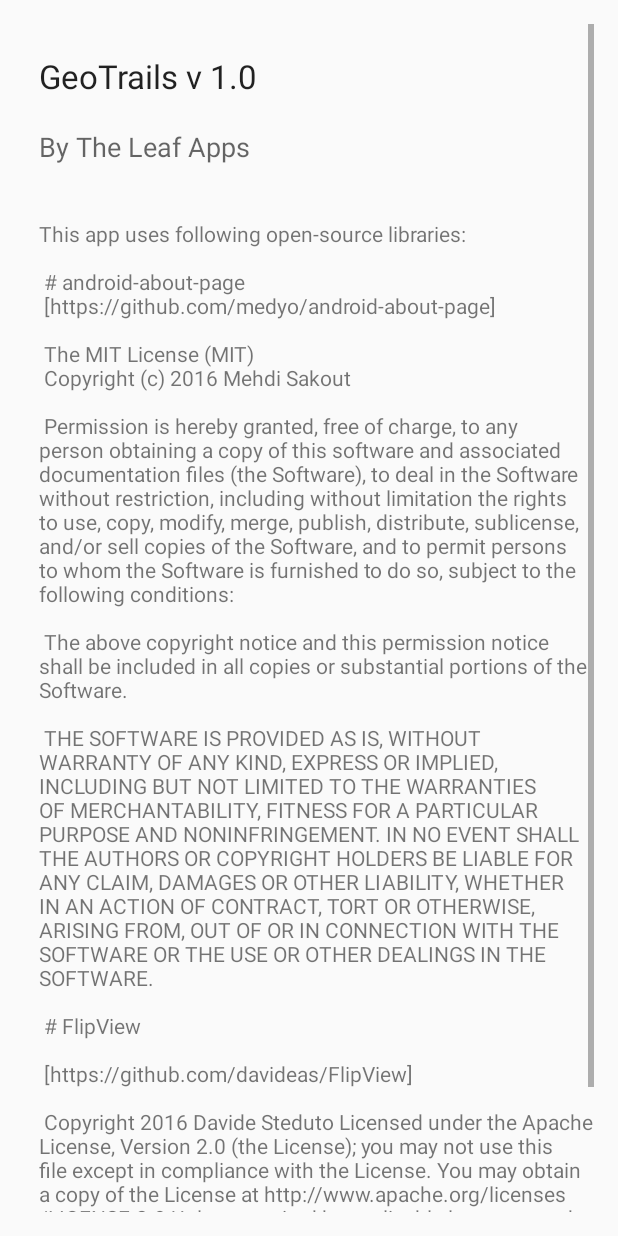
After one commit to thatsabhi22/geotrails, an Android app: the CreditsActivity screen opened directly, with no data from a screen before it, on a phone screen of 412 x 824 dp. The commit adds this screen. Run offline under Robolectric (Android 15) with nearby library versions, the phone set to English and light mode, and no system bars.

Commit message:
Added Credits activity Removed unused imports

```diff
--- a/app/src/main/AndroidManifest.xml
+++ b/app/src/main/AndroidManifest.xml
@@ -50,12 +50,12 @@
                 android:value="com.theleafapps.pro.geotrails.ui.AddDataActivity" />
         </activity>
         <activity android:name=".ui.LoadingActivity" />
-        <activity android:name=".ui.AboutUsActivity"></activity>
+        <activity android:name=".ui.AboutUsActivity" />
 
         <!--
         Optionally, register AnalyticsReceiver and AnalyticsService to support background
         dispatching on non-Google Play devices
-      -->
+        -->
         <receiver
             android:name="com.google.android.gms.analytics.AnalyticsReceiver"
             android:enabled="true">
@@ -82,6 +82,8 @@
         </receiver>
 
         <service android:name="com.google.android.gms.analytics.CampaignTrackingService" />
+
+        <activity android:name=".ui.CreditsActivity"></activity>
     </application>
 
 </manifest>
--- a/app/src/main/java/com/theleafapps/pro/geotrails/adapters/LocationListAdapter.java
+++ b/app/src/main/java/com/theleafapps/pro/geotrails/adapters/LocationListAdapter.java
@@ -17,7 +17,6 @@ import android.view.View;
 import android.view.ViewGroup;
 import android.widget.ImageView;
 import android.widget.TextView;
-import android.widget.Toast;
 
 import com.android.volley.toolbox.ImageLoader;
 import com.theleafapps.pro.geotrails.R;
@@ -27,7 +26,6 @@ import com.theleafapps.pro.geotrails.models.multiples.Marks;
 import com.theleafapps.pro.geotrails.tasks.UpdateMarkerIsStarTask;
 import com.theleafapps.pro.geotrails.ui.HomeActivity;
 import com.theleafapps.pro.geotrails.ui.LocationListActivity;
-import com.theleafapps.pro.geotrails.utils.Commons;
 import com.theleafapps.pro.geotrails.utils.DbHelper;
 import com.theleafapps.pro.geotrails.utils.MySingleton;
 
--- a/app/src/main/java/com/theleafapps/pro/geotrails/ui/AuthActivity.java
+++ b/app/src/main/java/com/theleafapps/pro/geotrails/ui/AuthActivity.java
@@ -1,19 +1,15 @@
 package com.theleafapps.pro.geotrails.ui;
 
 import android.content.Context;
-import android.content.DialogInterface;
 import android.content.Intent;
 import android.content.SharedPreferences;
 import android.database.Cursor;
 import android.database.sqlite.SQLiteDatabase;
 import android.database.sqlite.SQLiteStatement;
-import android.net.Uri;
 import android.os.Build;
 import android.provider.Settings;
-import android.support.v7.app.AlertDialog;
 import android.support.v7.app.AppCompatActivity;
 import android.os.Bundle;
-import android.text.TextUtils;
 import android.util.Log;
 import android.view.View;
 import android.widget.ImageButton;
--- /dev/null
+++ b/app/src/main/java/com/theleafapps/pro/geotrails/ui/CreditsActivity.java
@@ -0,0 +1,15 @@
+package com.theleafapps.pro.geotrails.ui;
+
+import android.support.v7.app.AppCompatActivity;
+import android.os.Bundle;
+
+import com.theleafapps.pro.geotrails.R;
+
+public class CreditsActivity extends AppCompatActivity {
+
+    @Override
+    protected void onCreate(Bundle savedInstanceState) {
+        super.onCreate(savedInstanceState);
+        setContentView(R.layout.activity_credits);
+    }
+}
--- a/app/src/main/java/com/theleafapps/pro/geotrails/ui/HomeActivity.java
+++ b/app/src/main/java/com/theleafapps/pro/geotrails/ui/HomeActivity.java
@@ -51,7 +51,7 @@ public class HomeActivity extends FragmentActivity implements OnMapReadyCallback
     LocationManager locationManager;
     String provider;
     ImageView mark_location_button,list_button,logo_text;
-    TextView about_us_tv;
+    TextView about_us_tv,credits_tv;
     String multiMarker;
 
     @Override
@@ -66,11 +66,13 @@ public class HomeActivity extends FragmentActivity implements OnMapReadyCallback
         list_button          = (ImageView) findViewById(R.id.list_button);
         logo_text            = (ImageView) findViewById(R.id.logo_text);
         about_us_tv          = (TextView) findViewById(R.id.about_us);
+        credits_tv           = (TextView) findViewById(R.id.credits);
 
         mark_location_button.bringToFront();
         list_button.bringToFront();
         about_us_tv.bringToFront();
         logo_text.bringToFront();
+        credits_tv.bringToFront();
 
         // Obtain the SupportMapFragment and get notified when the map is ready to be used.
         SupportMapFragment mapFragment = (SupportMapFragment) getSupportFragmentManager()
@@ -108,6 +110,14 @@ public class HomeActivity extends FragmentActivity implements OnMapReadyCallback
             @Override
             public void onClick(View view) {
                 intent = new Intent(HomeActivity.this,AboutUsActivity.class);
+                startActivity(intent);
+            }
+        });
+
+        credits_tv.setOnClickListener(new View.OnClickListener() {
+            @Override
+            public void onClick(View view) {
+                intent = new Intent(HomeActivity.this,CreditsActivity.class);
                 startActivity(intent);
             }
         });
--- /dev/null
+++ b/app/src/main/res/layout/activity_credits.xml
@@ -0,0 +1,55 @@
+<?xml version="1.0" encoding="utf-8"?>
+<RelativeLayout xmlns:android="http://schemas.android.com/apk/res/android"
+    xmlns:tools="http://schemas.android.com/tools"
+    android:layout_width="match_parent"
+    android:layout_height="match_parent"
+    android:paddingBottom="@dimen/activity_vertical_margin"
+    android:paddingLeft="@dimen/activity_horizontal_margin"
+    android:paddingRight="@dimen/activity_horizontal_margin"
+    android:paddingTop="@dimen/activity_vertical_margin"
+    tools:context="com.theleafapps.pro.geotrails.ui.CreditsActivity">
+
+    <ScrollView
+        android:layout_width="match_parent"
+        android:layout_height="match_parent">
+
+        <RelativeLayout
+            android:layout_width="match_parent"
+            android:layout_height="match_parent">
+            <TextView
+                android:layout_width="wrap_content"
+                android:layout_height="wrap_content"
+                android:textAppearance="?android:attr/textAppearanceLarge"
+                android:text="GeoTrails v 1.0"
+                android:id="@+id/textView5"
+                android:layout_marginLeft="10dp"
+                android:layout_marginStart="10dp"
+                android:layout_marginTop="20dp"
+                android:layout_alignParentTop="true"
+                android:layout_alignParentLeft="true"
+                android:layout_alignParentStart="true" />
+
+            <TextView
+                android:layout_width="wrap_content"
+                android:layout_height="wrap_content"
+                android:textAppearance="?android:attr/textAppearanceMedium"
+                android:text="By The Leaf Apps"
+                android:id="@+id/textView6"
+                android:layout_below="@+id/textView5"
+                android:layout_alignLeft="@+id/textView5"
+                android:layout_alignStart="@+id/textView5"
+                android:layout_marginTop="20dp" />
+
+            <TextView
+                android:layout_width="wrap_content"
+                android:layout_height="wrap_content"
+                android:textAppearance="?android:attr/textAppearanceSmall"
+                android:text="@string/credits"
+                android:id="@+id/textView7"
+                android:layout_below="@+id/textView6"
+                android:layout_alignLeft="@+id/textView6"
+                android:layout_alignStart="@+id/textView6"
+                android:layout_marginTop="20dp" />
+        </RelativeLayout>
+    </ScrollView>
+</RelativeLayout>
--- a/app/src/main/res/layout/activity_home.xml
+++ b/app/src/main/res/layout/activity_home.xml
@@ -41,12 +41,30 @@
         android:layout_width="wrap_content"
         android:textStyle="bold"
         android:layout_height="wrap_content"
-        android:layout_alignParentBottom="true"
         android:textColor="@color/Red"
-        android:layout_centerHorizontal="true"
         android:padding="10dp"
         android:clickable="true"
-        android:id="@+id/about_us" />
+        android:id="@+id/about_us"
+        android:layout_marginLeft="100dp"
+        android:layout_marginStart="100dp"
+        android:layout_alignParentBottom="true"
+        android:layout_alignParentLeft="true"
+        android:layout_alignParentStart="true" />
+
+    <TextView
+        android:text="Credits"
+        android:layout_width="wrap_content"
+        android:textStyle="bold"
+        android:layout_height="wrap_content"
+        android:textColor="@color/Red"
+        android:padding="10dp"
+        android:clickable="true"
+        android:id="@+id/credits"
+        android:layout_marginRight="100dp"
+        android:layout_marginEnd="100dp"
+        android:layout_alignParentBottom="true"
+        android:layout_alignParentRight="true"
+        android:layout_alignParentEnd="true" />
 
     <fragment xmlns:android="http://schemas.android.com/apk/res/android"
         xmlns:tools="http://schemas.android.com/tools"
--- a/app/src/main/res/values/strings.xml
+++ b/app/src/main/res/values/strings.xml
@@ -22,4 +22,38 @@
     <string name="btn_exception_tracking">Track Exception</string>
     <string name="btn_app_crash">Track App Crash</string>
     <string name="btn_load_fragment">Fragment Tracking</string>
+
+     <string name="credits">
+        \nThis app uses following open-source libraries:\n\n
+
+        # android-about-page\n
+  [https://github.com/medyo/android-about-page]\n\n
+
+The MIT License (MIT)\n
+Copyright (c) 2016 Mehdi Sakout\n\n
+
+Permission is hereby granted, free of charge, to any person obtaining a copy of this software and associated documentation files (the "Software"), to deal in the Software without restriction, including without limitation the rights to use, copy, modify, merge, publish, distribute, sublicense, and/or sell copies of the Software, and to permit persons to whom the Software is furnished to do so, subject to the following conditions:\n\n
+
+The above copyright notice and this permission notice shall be included in all copies or substantial portions of the Software.\n\n
+
+THE SOFTWARE IS PROVIDED "AS IS", WITHOUT WARRANTY OF ANY KIND, EXPRESS OR IMPLIED, INCLUDING BUT NOT LIMITED TO THE WARRANTIES OF MERCHANTABILITY, FITNESS FOR A PARTICULAR PURPOSE AND NONINFRINGEMENT. IN NO EVENT SHALL THE AUTHORS OR COPYRIGHT HOLDERS BE LIABLE FOR ANY CLAIM, DAMAGES OR OTHER LIABILITY, WHETHER IN AN ACTION OF CONTRACT, TORT OR OTHERWISE, ARISING FROM, OUT OF OR IN CONNECTION WITH THE SOFTWARE OR THE USE OR OTHER DEALINGS IN THE SOFTWARE.\n\n
+
+
+        # FlipView\n\n
+         [https://github.com/davideas/FlipView]\n\n
+        Copyright 2016 Davide Steduto
+
+Licensed under the Apache License, Version 2.0 (the "License");
+you may not use this file except in compliance with the License.
+You may obtain a copy of the License at
+
+   http://www.apache.org/licenses/LICENSE-2.0
+
+Unless required by applicable law or agreed to in writing, software
+distributed under the License is distributed on an "AS IS" BASIS,
+WITHOUT WARRANTIES OR CONDITIONS OF ANY KIND, either express or implied.
+See the License for the specific language governing permissions and
+limitations under the License.
+
+    </string>
 </resources>
```
